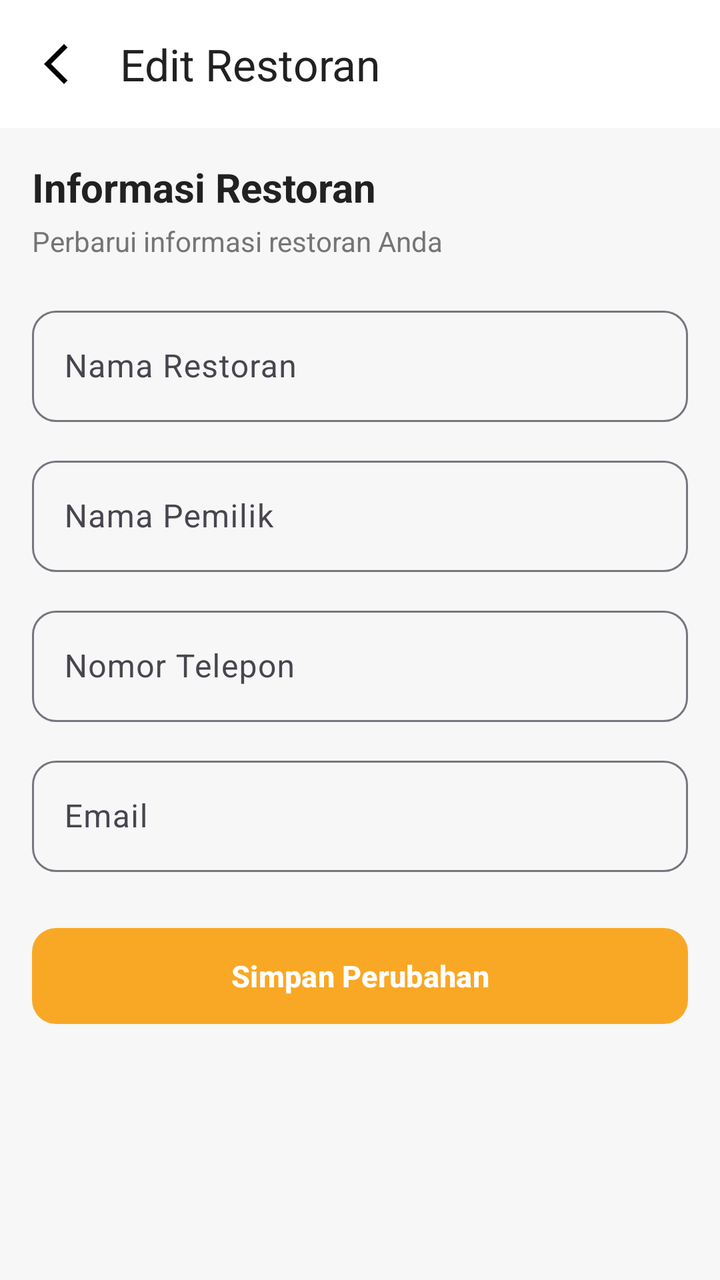
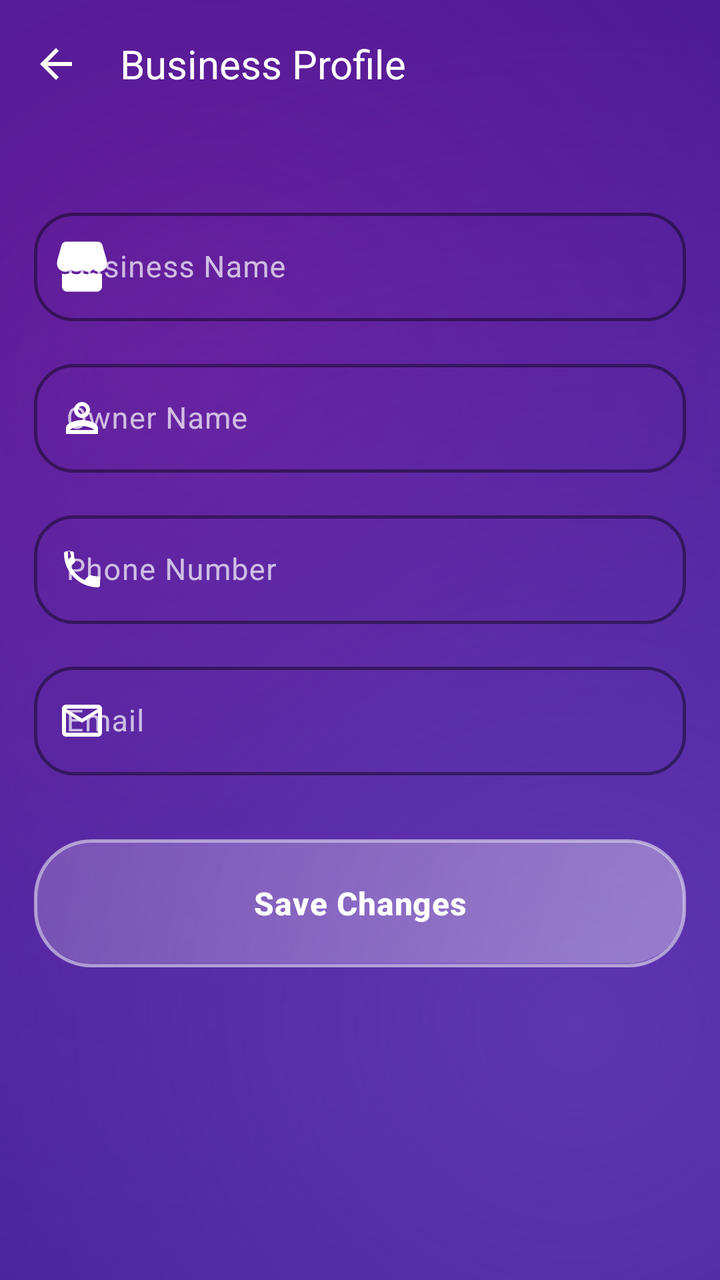

Screens rendered from an Android XML layout before and after an edit, with the pre-edit source and the edit as a unified diff.
<!-- AndroidManifest.xml: application theme Theme.KasirAPP -->
<!-- res/layout/activity_edit_restaurant.xml -->
<?xml version="1.0" encoding="utf-8"?>
<androidx.constraintlayout.widget.ConstraintLayout
    xmlns:android="http://schemas.android.com/apk/res/android"
    xmlns:app="http://schemas.android.com/apk/res-auto"
    android:layout_width="match_parent"
    android:layout_height="match_parent"
    android:background="#F7F7F7">

    <com.google.android.material.appbar.MaterialToolbar
        android:id="@+id/toolbar"
        android:layout_width="0dp"
        android:layout_height="?attr/actionBarSize"
        android:background="@android:color/white"
        android:elevation="2dp"
        app:title="Edit Restoran"
        app:titleTextColor="#212121"
        app:navigationIcon="@drawable/ic_arrow_back"
        app:layout_constraintTop_toTopOf="parent"
        app:layout_constraintStart_toStartOf="parent"
        app:layout_constraintEnd_toEndOf="parent" />


    <androidx.core.widget.NestedScrollView
        android:layout_width="0dp"
        android:layout_height="0dp"
        android:fillViewport="true"
        app:layout_constraintTop_toBottomOf="@id/toolbar"
        app:layout_constraintBottom_toBottomOf="parent"
        app:layout_constraintStart_toStartOf="parent"
        app:layout_constraintEnd_toEndOf="parent">

        <LinearLayout
            android:layout_width="match_parent"
            android:layout_height="wrap_content"
            android:orientation="vertical"
            android:padding="16dp">


            

            <TextView
                android:layout_width="wrap_content"
                android:layout_height="wrap_content"
                android:text="Informasi Restoran"
                android:textColor="#212121"
                android:textSize="20sp"
                android:textStyle="bold" />

            <TextView
                android:layout_width="wrap_content"
                android:layout_height="wrap_content"
                android:layout_marginTop="4dp"
                android:layout_marginBottom="20dp"
                android:text="Perbarui informasi restoran Anda"
                android:textColor="#757575"
                android:textSize="14sp" />


            

            <com.google.android.material.textfield.TextInputLayout
                android:layout_width="match_parent"
                android:layout_height="wrap_content"
                android:hint="Nama Restoran"
                app:boxBackgroundMode="outline"
                app:boxCornerRadiusTopStart="12dp"
                app:boxCornerRadiusTopEnd="12dp"
                app:boxCornerRadiusBottomStart="12dp"
                app:boxCornerRadiusBottomEnd="12dp">

                <com.google.android.material.textfield.TextInputEditText
                    android:id="@+id/edtNamaRestoran"
                    android:layout_width="match_parent"
                    android:layout_height="wrap_content"
                    android:inputType="textCapWords"
                    android:maxLines="1" />

            </com.google.android.material.textfield.TextInputLayout>


            

            <com.google.android.material.textfield.TextInputLayout
                android:layout_width="match_parent"
                android:layout_height="wrap_content"
                android:layout_marginTop="14dp"
                android:hint="Nama Pemilik"
                app:boxBackgroundMode="outline"
                app:boxCornerRadiusTopStart="12dp"
                app:boxCornerRadiusTopEnd="12dp"
                app:boxCornerRadiusBottomStart="12dp"
                app:boxCornerRadiusBottomEnd="12dp">

                <com.google.android.material.textfield.TextInputEditText
                    android:id="@+id/edtPemilik"
                    android:layout_width="match_parent"
                    android:layout_height="wrap_content"
                    android:inputType="textCapWords"
                    android:maxLines="1" />

            </com.google.android.material.textfield.TextInputLayout>


            

            <com.google.android.material.textfield.TextInputLayout
                android:layout_width="match_parent"
                android:layout_height="wrap_content"
                android:layout_marginTop="14dp"
                android:hint="Nomor Telepon"
                app:boxBackgroundMode="outline"
                app:boxCornerRadiusTopStart="12dp"
                app:boxCornerRadiusTopEnd="12dp"
                app:boxCornerRadiusBottomStart="12dp"
                app:boxCornerRadiusBottomEnd="12dp">

                <com.google.android.material.textfield.TextInputEditText
                    android:id="@+id/edtTelepon"
                    android:layout_width="match_parent"
                    android:layout_height="wrap_content"
                    android:inputType="phone"
                    android:maxLines="1" />

            </com.google.android.material.textfield.TextInputLayout>


            

            <com.google.android.material.textfield.TextInputLayout
                android:layout_width="match_parent"
                android:layout_height="wrap_content"
                android:layout_marginTop="14dp"
                android:hint="Email"
                app:boxBackgroundMode="outline"
                app:boxCornerRadiusTopStart="12dp"
                app:boxCornerRadiusTopEnd="12dp"
                app:boxCornerRadiusBottomStart="12dp"
                app:boxCornerRadiusBottomEnd="12dp">

                <com.google.android.material.textfield.TextInputEditText
                    android:id="@+id/edtEmail"
                    android:layout_width="match_parent"
                    android:layout_height="wrap_content"
                    android:inputType="textEmailAddress"
                    android:maxLines="1" />

            </com.google.android.material.textfield.TextInputLayout>

            

            <com.google.android.material.button.MaterialButton
                android:id="@+id/btnSimpan"
                android:layout_width="match_parent"
                android:layout_height="56dp"
                android:layout_marginTop="24dp"
                android:layout_marginBottom="24dp"
                android:text="Simpan Perubahan"
                android:textSize="15sp"
                android:textStyle="bold"
                app:backgroundTint="#F9A825"
                app:cornerRadius="12dp" />

        </LinearLayout>

    </androidx.core.widget.NestedScrollView>

</androidx.constraintlayout.widget.ConstraintLayout>
<!-- resources referenced by this layout -->
<resources>
  <!-- drawable ic_arrow_back (drawable) -->
  <vector xmlns:android="http://schemas.android.com/apk/res/android" android:autoMirrored="true" android:height="24dp" android:tint="#000000" android:viewportHeight="960" android:viewportWidth="960" android:width="24dp">
        
      <path android:fillColor="@android:color/white" android:pathData="M640,880L240,480L640,80L711,151L382,480L711,809L640,880Z"/>
      
  </vector>
  <style name="Base.Theme.KasirAPP" parent="Theme.Material3.DayNight.NoActionBar">
          
           <item name="colorPrimary">@color/primary</item>
      </style>
  <color name="primary">#FFC107</color>
  <!-- unchanged entries left out for length: 1 -->
</resources>

<!-- the commit's change to res/layout/activity_edit_restaurant.xml (unified diff, before → after) -->
@@ -1,167 +1,148 @@
 <?xml version="1.0" encoding="utf-8"?>
-<androidx.constraintlayout.widget.ConstraintLayout
+<androidx.coordinatorlayout.widget.CoordinatorLayout
     xmlns:android="http://schemas.android.com/apk/res/android"
     xmlns:app="http://schemas.android.com/apk/res-auto"
     android:layout_width="match_parent"
     android:layout_height="match_parent"
-    android:background="#F7F7F7">
+    android:background="@drawable/bg_liquid_purple_gradient">
 
-    <com.google.android.material.appbar.MaterialToolbar
-        android:id="@+id/toolbar"
-        android:layout_width="0dp"
-        android:layout_height="?attr/actionBarSize"
-        android:background="@android:color/white"
-        android:elevation="2dp"
-        app:title="Edit Restoran"
-        app:titleTextColor="#212121"
-        app:navigationIcon="@drawable/ic_arrow_back"
-        app:layout_constraintTop_toTopOf="parent"
-        app:layout_constraintStart_toStartOf="parent"
-        app:layout_constraintEnd_toEndOf="parent" />
+    <com.google.android.material.appbar.AppBarLayout
+        android:layout_width="match_parent"
+        android:layout_height="wrap_content"
+        android:background="@android:color/transparent"
+        android:fitsSystemWindows="true"
+        app:elevation="0dp">
 
+        <com.google.android.material.appbar.MaterialToolbar
+            android:id="@+id/toolbar"
+            android:layout_width="match_parent"
+            android:layout_height="?attr/actionBarSize"
+            app:navigationIcon="@drawable/ic_arrow_back"
+            app:navigationIconTint="@color/white"
+            app:title="Business Profile"
+            app:titleTextColor="@color/white"
+            android:background="@android:color/transparent" />
+
+    </com.google.android.material.appbar.AppBarLayout>
 
     <androidx.core.widget.NestedScrollView
-        android:layout_width="0dp"
-        android:layout_height="0dp"
-        android:fillViewport="true"
-        app:layout_constraintTop_toBottomOf="@id/toolbar"
-        app:layout_constraintBottom_toBottomOf="parent"
-        app:layout_constraintStart_toStartOf="parent"
-        app:layout_constraintEnd_toEndOf="parent">
+        android:id="@+id/containerEditRestaurant"
+        android:layout_width="match_parent"
+        android:layout_height="match_parent"
+        android:clipToPadding="false"
+        android:paddingBottom="48dp"
+        app:layout_behavior="@string/appbar_scrolling_view_behavior">
 
         <LinearLayout
             android:layout_width="match_parent"
             android:layout_height="wrap_content"
             android:orientation="vertical"
-            android:padding="16dp">
+            android:paddingHorizontal="12dp"
+            android:paddingTop="32dp">
 
-
-            
-
-            <TextView
-                android:layout_width="wrap_content"
-                android:layout_height="wrap_content"
-                android:text="Informasi Restoran"
-                android:textColor="#212121"
-                android:textSize="20sp"
-                android:textStyle="bold" />
-
-            <TextView
-                android:layout_width="wrap_content"
-                android:layout_height="wrap_content"
-                android:layout_marginTop="4dp"
-                android:layout_marginBottom="20dp"
-                android:text="Perbarui informasi restoran Anda"
-                android:textColor="#757575"
-                android:textSize="14sp" />
-
-
-            
-
-            <com.google.android.material.textfield.TextInputLayout
+            <com.google.android.material.card.MaterialCardView
+                style="@style/Widget.App.Card"
+                android:id="@+id/cardForm"
                 android:layout_width="match_parent"
                 android:layout_height="wrap_content"
-                android:hint="Nama Restoran"
-                app:boxBackgroundMode="outline"
-                app:boxCornerRadiusTopStart="12dp"
-                app:boxCornerRadiusTopEnd="12dp"
-                app:boxCornerRadiusBottomStart="12dp"
-                app:boxCornerRadiusBottomEnd="12dp">
+                app:cardCornerRadius="28dp"
+                app:cardElevation="0dp">
 
-                <com.google.android.material.textfield.TextInputEditText
-                    android:id="@+id/edtNamaRestoran"
+                <LinearLayout
                     android:layout_width="match_parent"
                     android:layout_height="wrap_content"
-                    android:inputType="textCapWords"
-                    android:maxLines="1" />
+                    android:orientation="vertical"
+                    android:padding="5dp">
 
-            </com.google.android.material.textfield.TextInputLayout>
+                    <com.google.android.material.textfield.TextInputLayout
+                        style="@style/Widget.App.TextInputLayout"
+                        android:layout_width="match_parent"
+                        android:layout_height="wrap_content"
+                        app:startIconDrawable="@drawable/ic_store"
+                        app:startIconTint="@color/white"
+                        app:hintTextColor="@color/white"
+                        app:boxStrokeColor="@color/white"
+                        android:hint="Business Name">
+                        <com.google.android.material.textfield.TextInputEditText
+                            android:id="@+id/edtNamaRestoran"
+                            android:layout_width="match_parent"
+                            android:layout_height="wrap_content"
+                            android:textColor="@color/white"
+                            android:inputType="textCapWords"/>
+                    </com.google.android.material.textfield.TextInputLayout>
 
+                    <com.google.android.material.textfield.TextInputLayout
+                        style="@style/Widget.App.TextInputLayout"
+                        android:layout_width="match_parent"
+                        android:layout_height="wrap_content"
+                        android:layout_marginTop="16dp"
+                        app:startIconDrawable="@drawable/ic_person"
+                        app:startIconTint="@color/white"
+                        app:hintTextColor="@color/white"
+                        app:boxStrokeColor="@color/white"
+                        android:hint="Owner Name">
+                        <com.google.android.material.textfield.TextInputEditText
+                            android:id="@+id/edtPemilik"
+                            android:layout_width="match_parent"
+                            android:layout_height="wrap_content"
+                            android:textColor="@color/white"
+                            android:inputType="textPersonName"/>
+                    </com.google.android.material.textfield.TextInputLayout>
 
-            
+                    <com.google.android.material.textfield.TextInputLayout
+                        style="@style/Widget.App.TextInputLayout"
+                        android:layout_width="match_parent"
+                        android:layout_height="wrap_content"
+                        android:layout_marginTop="16dp"
+                        app:startIconDrawable="@drawable/ic_phone"
+                        app:startIconTint="@color/white"
+                        app:hintTextColor="@color/white"
+                        app:boxStrokeColor="@color/white"
+                        android:hint="Phone Number">
+                        <com.google.android.material.textfield.TextInputEditText
+                            android:id="@+id/edtTelepon"
+                            android:layout_width="match_parent"
+                            android:layout_height="wrap_content"
+                            android:textColor="@color/white"
+                            android:inputType="phone"/>
+                    </com.google.android.material.textfield.TextInputLayout>
 
-            <com.google.android.material.textfield.TextInputLayout
-                android:layout_width="match_parent"
-                android:layout_height="wrap_content"
-                android:layout_marginTop="14dp"
-                android:hint="Nama Pemilik"
-                app:boxBackgroundMode="outline"
-                app:boxCornerRadiusTopStart="12dp"
-                app:boxCornerRadiusTopEnd="12dp"
-                app:boxCornerRadiusBottomStart="12dp"
-                app:boxCornerRadiusBottomEnd="12dp">
+                    <com.google.android.material.textfield.TextInputLayout
+                        style="@style/Widget.App.TextInputLayout"
+                        android:layout_width="match_parent"
+                        android:layout_height="wrap_content"
+                        android:layout_marginTop="16dp"
+                        app:startIconDrawable="@drawable/ic_email"
+                        app:startIconTint="@color/white"
+                        app:hintTextColor="@color/white"
+                        app:boxStrokeColor="@color/white"
+                        android:hint="Email">
+                        <com.google.android.material.textfield.TextInputEditText
+                            android:id="@+id/edtEmail"
+                            android:layout_width="match_parent"
+                            android:layout_height="wrap_content"
+                            android:textColor="@color/white"
+                            android:inputType="textEmailAddress"/>
+                    </com.google.android.material.textfield.TextInputLayout>
 
-                <com.google.android.material.textfield.TextInputEditText
-                    android:id="@+id/edtPemilik"
-                    android:layout_width="match_parent"
-                    android:layout_height="wrap_content"
-                    android:inputType="textCapWords"
-                    android:maxLines="1" />
+                    <com.google.android.material.button.MaterialButton
+                        android:id="@+id/btnSimpan"
+                        style="@style/Widget.App.Button"
+                        android:layout_width="match_parent"
+                        android:layout_height="64dp"
+                        android:layout_marginTop="32dp"
+                        android:text="Save Changes"
+                        android:textAllCaps="false"
+                        android:textColor="@color/white"
+                        android:textSize="16sp"
+                        android:textStyle="bold"
+                        app:cornerRadius="20dp" />
 
-            </com.google.android.material.textfield.TextInputLayout>
+                </LinearLayout>
 
-
-            
-
-            <com.google.android.material.textfield.TextInputLayout
-                android:layout_width="match_parent"
-                android:layout_height="wrap_content"
-                android:layout_marginTop="14dp"
-                android:hint="Nomor Telepon"
-                app:boxBackgroundMode="outline"
-                app:boxCornerRadiusTopStart="12dp"
-                app:boxCornerRadiusTopEnd="12dp"
-                app:boxCornerRadiusBottomStart="12dp"
-                app:boxCornerRadiusBottomEnd="12dp">
-
-                <com.google.android.material.textfield.TextInputEditText
-                    android:id="@+id/edtTelepon"
-                    android:layout_width="match_parent"
-                    android:layout_height="wrap_content"
-                    android:inputType="phone"
-                    android:maxLines="1" />
-
-            </com.google.android.material.textfield.TextInputLayout>
-
-
-            
-
-            <com.google.android.material.textfield.TextInputLayout
-                android:layout_width="match_parent"
-                android:layout_height="wrap_content"
-                android:layout_marginTop="14dp"
-                android:hint="Email"
-                app:boxBackgroundMode="outline"
-                app:boxCornerRadiusTopStart="12dp"
-                app:boxCornerRadiusTopEnd="12dp"
-                app:boxCornerRadiusBottomStart="12dp"
-                app:boxCornerRadiusBottomEnd="12dp">
-
-                <com.google.android.material.textfield.TextInputEditText
-                    android:id="@+id/edtEmail"
-                    android:layout_width="match_parent"
-                    android:layout_height="wrap_content"
-                    android:inputType="textEmailAddress"
-                    android:maxLines="1" />
-
-            </com.google.android.material.textfield.TextInputLayout>
-
-            
-
-            <com.google.android.material.button.MaterialButton
-                android:id="@+id/btnSimpan"
-                android:layout_width="match_parent"
-                android:layout_height="56dp"
-                android:layout_marginTop="24dp"
-                android:layout_marginBottom="24dp"
-                android:text="Simpan Perubahan"
-                android:textSize="15sp"
-                android:textStyle="bold"
-                app:backgroundTint="#F9A825"
-                app:cornerRadius="12dp" />
+            </com.google.android.material.card.MaterialCardView>
 
         </LinearLayout>
-
     </androidx.core.widget.NestedScrollView>
 
-</androidx.constraintlayout.widget.ConstraintLayout>
+</androidx.coordinatorlayout.widget.CoordinatorLayout>
<!-- resource entries referenced after the edit -->
@@ -1,16 +1,221 @@
 <!-- resources referenced by this layout -->
 <resources>
+  <color name="white">#FFFFFF</color>
+  <!-- drawable bg_liquid_purple_gradient (drawable) -->
+  <?xml version="1.0" encoding="utf-8"?>
+  <layer-list xmlns:android="http://schemas.android.com/apk/res/android">
+      
+      <item>
+          <shape android:shape="rectangle">
+              <solid android:color="#311B92" />
+          </shape>
+      </item>
+  
+      
+      <item>
+          <shape android:shape="rectangle">
+              <gradient
+                  android:angle="135"
+                  android:centerX="30%"
+                  android:centerY="30%"
+                  android:endColor="@android:color/transparent"
+                  android:gradientRadius="600dp"
+                  android:startColor="#6A1B9A"
+                  android:type="radial" />
+          </shape>
+      </item>
+  
+      
+      <item>
+          <shape android:shape="rectangle">
+              <gradient
+                  android:angle="315"
+                  android:centerX="80%"
+                  android:centerY="80%"
+                  android:endColor="@android:color/transparent"
+                  android:gradientRadius="500dp"
+                  android:startColor="#5E35B1"
+                  android:type="radial" />
+          </shape>
+      </item>
+  </layer-list>
   <!-- drawable ic_arrow_back (drawable) -->
-  <vector xmlns:android="http://schemas.android.com/apk/res/android" android:autoMirrored="true" android:height="24dp" android:tint="#000000" android:viewportHeight="960" android:viewportWidth="960" android:width="24dp">
+  <vector xmlns:android="http://schemas.android.com/apk/res/android"
+      android:width="24dp"
+      android:height="24dp"
+      android:viewportWidth="24"
+      android:viewportHeight="24">
+      <path
+          android:fillColor="@color/on_surface"
+          android:pathData="M20,11H7.83l5.59,-5.59L12,4l-8,8 8,8 1.41,-1.41L7.83,13H20V11z"/>
+  </vector>
+  <!-- drawable ic_email (drawable) -->
+  <vector xmlns:android="http://schemas.android.com/apk/res/android"
+      android:width="24dp"
+      android:height="24dp"
+      android:viewportWidth="24"
+      android:viewportHeight="24">
+      <path
+          android:fillColor="@color/on_surface"
+          android:pathData="M20,4L4,4c-1.1,0 -2,0.9 -2,2v12c0,1.1 0.9,2 2,2h16c1.1,0 2,-0.9 2,-2L22,6c0,-1.1 -0.9,-2 -2,-2zM20,18L4,18L4,8l8,5 8,-5v10zM12,11L4,6h16l-8,5z"/>
+  </vector>
+  <!-- drawable ic_person (drawable) -->
+  <vector xmlns:android="http://schemas.android.com/apk/res/android"
+      android:width="24dp"
+      android:height="24dp"
+      android:viewportWidth="24"
+      android:viewportHeight="24">
+      <path
+          android:fillColor="@color/on_surface"
+          android:pathData="M12,12c2.21,0 4,-1.79 4,-4s-1.79,-4 -4,-4 -4,1.79 -4,4 1.79,4 4,4zM12,6c1.1,0 2,0.9 2,2s-0.9,2 -2,2 -2,-0.9 -2,-2 0.9,-2 2,-2zM12,13c-2.67,0 -8,1.34 -8,4v3h16v-3c0,-2.66 -5.33,-4 -8,-4zM6,18c0.22,-0.72 3.31,-2 6,-2 2.7,0 5.8,1.29 6,2L6,18z"/>
+  </vector>
+  <!-- drawable ic_phone (drawable) -->
+  <vector xmlns:android="http://schemas.android.com/apk/res/android"
+      android:width="24dp"
+      android:height="24dp"
+      android:viewportWidth="24"
+      android:viewportHeight="24">
+      <path
+          android:fillColor="@color/on_surface"
+          android:pathData="M6.62,10.79c1.44,2.83 3.76,5.14 6.59,6.59l2.2,-2.2c0.27,-0.27 0.67,-0.36 1.02,-0.24 1.12,0.37 2.33,0.57 3.57,0.57 0.55,0 1,0.45 1,1L21,20c0,0.55 -0.45,1 -1,1 -9.39,0 -17,-7.61 -17,-17 0,-0.55 0.45,-1 1,-1L7,3c0.55,0 1,0.45 1,1 0,1.24 0.2,2.45 0.57,3.57 0.11,0.35 0.03,0.75 -0.25,1.02l-2.2,2.2zM19,19c-1.02,0 -2.01,-0.17 -2.93,-0.49l1.45,-1.45c0.57,0.1 1.16,0.15 1.76,0.15L19,19zM5,5.27c0,0.6 0.05,1.19 0.15,1.76l1.45,-1.45C6.17,4.66 6,3.67 6,2.65L5,2.65L5,5.27z"/>
+  </vector>
+  <!-- drawable ic_store (drawable) -->
+  <vector xmlns:android="http://schemas.android.com/apk/res/android" android:height="30dp" android:viewportHeight="24" android:viewportWidth="24" android:width="30dp">
         
-      <path android:fillColor="@android:color/white" android:pathData="M640,880L240,480L640,80L711,151L382,480L711,809L640,880Z"/>
-      
-  </vector>
-  <style name="Base.Theme.KasirAPP" parent="Theme.Material3.DayNight.NoActionBar">
-          
-           <item name="colorPrimary">@color/primary</item>
-      </style>
-  <color name="primary">#FFC107</color>
+      <path android:fillColor="#231f20" android:pathData="M20,14.81V20a2,2 0,0 1,-2 2H6a2,2 0,0 1,-2 -2V14.81A4.25,4.25 0,0 0,5.25 15a4.3,4.3 0,0 0,2.25 -0.64,4.28 4.28,0 0,0 4.5,0 4.28,4.28 0,0 0,4.5 0,4.3 4.3,0 0,0 2.25,0.64A4.25,4.25 0,0 0,20 14.81ZM21.76,9 L20.17,3.45A2,2 0,0 0,18.25 2H5.75A2,2 0,0 0,3.83 3.45L2.24,9A6.48,6.48 0,0 0,2 10.75a3.25,3.25 0,0 0,5.5 2.34,3.24 3.24,0 0,0 4.5,0 3.24,3.24 0,0 0,4.5 0A3.25,3.25 0,0 0,22 10.75,6.48 6.48,0 0,0 21.76,9Z"/>
+      
+  </vector>
+  <style name="Widget.App.Button" parent="Widget.Material3.Button.TonalButton">
+          <item name="cornerRadius">20dp</item>
+          <item name="android:background">@drawable/bg_liquid_glass</item>
+          <item name="android:insetTop">0dp</item>
+          <item name="android:insetBottom">0dp</item>
+          <item name="android:textColor">@color/white</item>
+      </style>
+  <style name="Widget.App.Card" parent="Widget.Material3.CardView.Filled">
+          <item name="cardCornerRadius">28dp</item>
+          <item name="cardElevation">0dp</item>
+          <item name="strokeWidth">0dp</item>
+          <item name="android:background">@drawable/bg_liquid_glass</item>
+          <item name="cardBackgroundColor">@android:color/transparent</item>
+      </style>
+  <style name="Widget.App.TextInputLayout" parent="Widget.Material3.TextInputLayout.OutlinedBox">
+          <item name="boxCornerRadiusTopStart">20dp</item>
+          <item name="boxCornerRadiusTopEnd">20dp</item>
+          <item name="boxCornerRadiusBottomStart">20dp</item>
+          <item name="boxCornerRadiusBottomEnd">20dp</item>
+          <item name="boxStrokeColor">#80FFFFFF</item>
+          <item name="boxStrokeWidth">1.5dp</item>
+          <item name="boxStrokeWidthFocused">2.5dp</item>
+          <item name="android:textColorHint">#B3FFFFFF</item>
+      </style>
+  <color name="on_surface">#202124</color>
+  <!-- drawable bg_liquid_glass (drawable) -->
+  <?xml version="1.0" encoding="utf-8"?>
+  <layer-list xmlns:android="http://schemas.android.com/apk/res/android">
+      
+      <item>
+          <shape android:shape="rectangle">
+              <solid android:color="#1A000000" />
+              <corners android:radius="28dp" />
+          </shape>
+      </item>
+  
+      
+      <item android:bottom="2dp" android:left="1dp" android:right="1dp" android:top="1dp">
+          <shape android:shape="rectangle">
+              <gradient
+                  android:angle="135"
+                  android:endColor="#1AFFFFFF"
+                  android:startColor="#4DFFFFFF"
+                  android:type="linear" />
+              <corners android:radius="28dp" />
+          </shape>
+      </item>
+  
+      
+      <item>
+          <shape android:shape="rectangle">
+              <solid android:color="@android:color/transparent" />
+              <corners android:radius="28dp" />
+              <stroke
+                  android:width="1.5dp"
+                  android:color="#80FFFFFF" />
+          </shape>
+      </item>
+  </layer-list>
+  <style name="Base.Theme.KasirAPP" parent="Theme.Material3.Light.NoActionBar">
+          
+          <item name="colorPrimary">@color/primary</item>
+          <item name="colorOnPrimary">@color/on_primary</item>
+          <item name="colorPrimaryContainer">@color/primary_container</item>
+          <item name="colorOnPrimaryContainer">@color/on_primary_container</item>
+  
+          <item name="colorSecondary">@color/secondary</item>
+          <item name="colorOnSecondary">@color/on_secondary</item>
+          <item name="colorSecondaryContainer">@color/secondary_container</item>
+          <item name="colorOnSecondaryContainer">@color/on_secondary_container</item>
+  
+          <item name="android:windowBackground">@color/background</item>
+          <item name="colorSurface">@color/surface</item>
+          <item name="colorOnSurface">@color/on_surface</item>
+          <item name="colorSurfaceVariant">@color/surface_variant</item>
+          <item name="colorOnSurfaceVariant">@color/on_surface_variant</item>
+          <item name="colorOutline">@color/outline</item>
+  
+          
+          <item name="android:statusBarColor">@android:color/transparent</item>
+          <item name="android:windowLightStatusBar">false</item>
+          <item name="android:navigationBarColor">@android:color/transparent</item>
+          <item name="android:windowLightNavigationBar" tools:targetApi="27">false</item>
+  
+          
+          <item name="materialCardViewStyle">@style/Widget.App.Card</item>
+          <item name="materialButtonStyle">@style/Widget.App.Button</item>
+          <item name="textInputStyle">@style/Widget.App.TextInputLayout</item>
+  
+          
+          <item name="textAppearanceHeadlineLarge">@style/TextAppearance.Premium.HeadlineLarge</item>
+          <item name="textAppearanceTitleLarge">@style/TextAppearance.Premium.TitleLarge</item>
+          <item name="textAppearanceBodyLarge">@style/TextAppearance.Premium.BodyLarge</item>
+          <item name="textAppearanceLabelLarge">@style/TextAppearance.Premium.LabelLarge</item>
+      </style>
+  <color name="primary">#5E35B1</color>
+  <color name="on_primary">#FFFFFF</color>
+  <color name="primary_container">#F3E5F5</color>
+  <color name="on_primary_container">#4A148C</color>
+  <color name="secondary">#7B1FA2</color>
+  <color name="on_secondary">#FFFFFF</color>
+  <color name="secondary_container">#F8F9FA</color>
+  <color name="on_secondary_container">#202124</color>
+  <color name="background">#F5F6FA</color>
+  <color name="surface">#FFFFFF</color>
+  <color name="surface_variant">#EDEDF5</color>
+  <color name="on_surface_variant">#625B71</color>
+  <color name="outline">#7B6F96</color>
+  <style name="TextAppearance.Premium.HeadlineLarge" parent="TextAppearance.Material3.HeadlineLarge">
+          <item name="android:textSize">28sp</item>
+          <item name="android:fontFamily">sans-serif-medium</item>
+          <item name="android:letterSpacing">-0.02</item>
+          <item name="android:textColor">@color/white</item>
+      </style>
+  <style name="TextAppearance.Premium.TitleLarge" parent="TextAppearance.Material3.TitleLarge">
+          <item name="android:textSize">20sp</item>
+          <item name="android:fontFamily">sans-serif-medium</item>
+          <item name="android:textColor">@color/white</item>
+      </style>
+  <style name="TextAppearance.Premium.BodyLarge" parent="TextAppearance.Material3.BodyLarge">
+          <item name="android:textSize">15sp</item>
+          <item name="android:fontFamily">sans-serif</item>
+          <item name="android:lineSpacingExtra">3dp</item>
+          <item name="android:textColor">#E1BEE7</item>
+      </style>
+  <style name="TextAppearance.Premium.LabelLarge" parent="TextAppearance.Material3.LabelLarge">
+          <item name="android:textSize">14sp</item>
+          <item name="android:fontFamily">sans-serif-medium</item>
+          <item name="android:letterSpacing">0.02</item>
+          <item name="android:textColor">#B39DDB</item>
+      </style>
   <!-- unchanged entries left out for length: 1 -->
 </resources>
 
